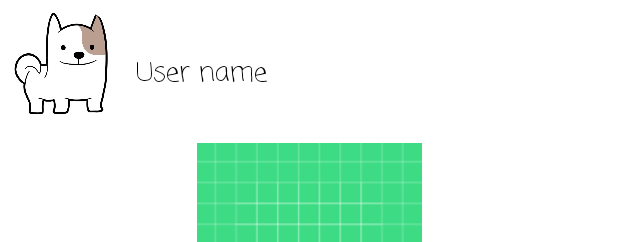
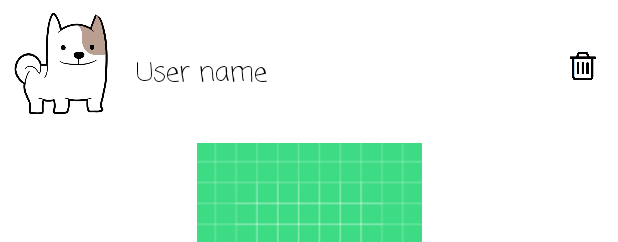
Before and after one commit to Gil-Grimberg/postPc_Final_Project_2021, an Android app: the layout row_one_post_for_feed.xml on its own in the app's theme, with its tools: preview values and no code run, on a phone screen of 412 x 824 dp. Shown: the top 242 px of the screen. Run offline under Robolectric (Android 15) with nearby library versions, the phone set to English and light mode, and no system bars; plain views replace CircularImageView.

Commit message:
fix 2 constraint layout, the back pressed problem and added the option to delete post

```diff
--- a/app/src/main/java/com/example/centralbark_PostPc_2021/DataManager.java
+++ b/app/src/main/java/com/example/centralbark_PostPc_2021/DataManager.java
@@ -182,6 +182,10 @@ public class DataManager {
     public void addToPost(Post post) {
         // update or add post to firebase
         this.db.collection("Posts").document(post.getPostId()).set(post);
+    }
+
+    public void deletePost(Post post) {
+        this.db.collection("Posts").document(post.getPostId()).delete();
     }
 
     public void addToUsers(User user) {
--- a/app/src/main/res/layout/fragment_notifications.xml
+++ b/app/src/main/res/layout/fragment_notifications.xml
@@ -34,8 +34,10 @@
     <androidx.recyclerview.widget.RecyclerView
         android:id="@+id/notification_recyclerview_screen"
         android:layout_width="match_parent"
-        android:layout_height="wrap_content"
+        android:layout_height="match_parent"
         android:layout_marginTop="7dp"
+        app:layout_constrainedHeight="true"
+        app:layout_constraintBottom_toBottomOf="parent"
         app:layout_constraintEnd_toEndOf="parent"
         app:layout_constraintStart_toStartOf="parent"
         app:layout_constraintTop_toBottomOf="@+id/separator1_notification_screen" />
--- a/app/src/main/res/layout/row_one_post_for_feed.xml
+++ b/app/src/main/res/layout/row_one_post_for_feed.xml
@@ -107,4 +107,14 @@
         app:layout_constraintTop_toBottomOf="@+id/like_button_one_post_feed_screen"
         android:layout_marginTop="4dp"
         />
+
+    <ImageView
+        android:id="@+id/delete_post_icon_one_post_feed_screen"
+        android:layout_width="20dp"
+        android:layout_height="20dp"
+        android:layout_marginTop="34dp"
+        android:layout_marginEnd="13dp"
+        app:layout_constraintEnd_toEndOf="parent"
+        app:layout_constraintTop_toTopOf="parent"
+        app:srcCompat="@drawable/delete_post_icon" />
 </androidx.constraintlayout.widget.ConstraintLayout>
```
Also changed, not shown: app/src/main/java/com/example/centralbark_PostPc_2021/FeedFragment.java (+16 -37 lines), app/src/main/java/com/example/centralbark_PostPc_2021/openingFragment.java (+15 -1 lines), app/src/main/java/com/example/centralbark_PostPc_2021/searchAccountFragment.java (+8 -1 lines), app/src/main/res/drawable/delete_post_icon.png (added).
